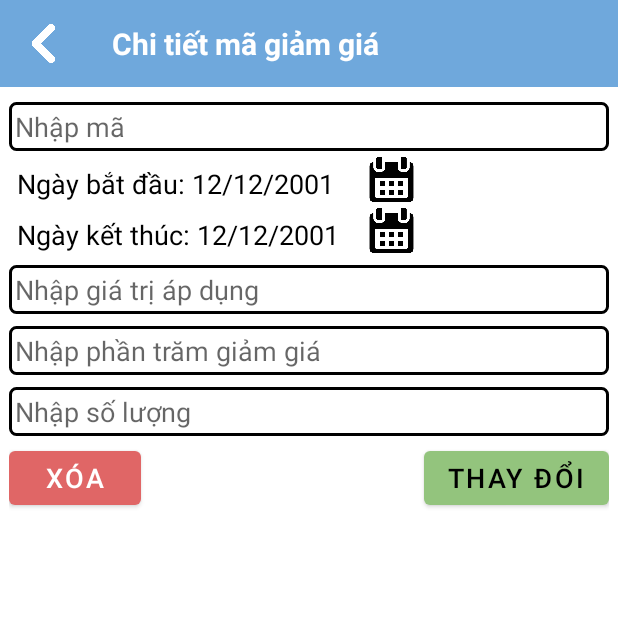
After one commit to nguyendienlam351/nhom_10, an Android app: the ChiTietMaGiamGia screen opened directly, with no data from a screen before it, on a phone screen of 412 x 824 dp, the top half of it. The commit adds this screen. Run offline under Robolectric (Android 15) with nearby library versions, the phone set to English and light mode, and no system bars; our stand-ins replace Firebase (no records; nobody signed in at launch, a user with empty details on screens opened directly).

Commit message:
Chi tiết mã giảm giá

```diff
--- /dev/null
+++ b/app/src/main/java/tdc/edu/vn/nhom_10/ChiTietMaGiamGia.java
@@ -0,0 +1,272 @@
+package tdc.edu.vn.nhom_10;
+
+import androidx.annotation.NonNull;
+import androidx.appcompat.app.AppCompatActivity;
+
+import android.app.AlertDialog;
+import android.app.DatePickerDialog;
+import android.content.DialogInterface;
+import android.content.Intent;
+import android.os.Bundle;
+import android.text.Editable;
+import android.text.InputFilter;
+import android.text.TextWatcher;
+import android.view.View;
+import android.widget.Button;
+import android.widget.DatePicker;
+import android.widget.EditText;
+import android.widget.ImageButton;
+import android.widget.TextView;
+import android.widget.Toast;
+
+import com.google.android.gms.tasks.OnFailureListener;
+import com.google.android.gms.tasks.OnSuccessListener;
+import com.google.android.material.textfield.TextInputLayout;
+import com.google.firebase.database.DataSnapshot;
+import com.google.firebase.database.DatabaseError;
+import com.google.firebase.database.DatabaseReference;
+import com.google.firebase.database.FirebaseDatabase;
+import com.google.firebase.database.ValueEventListener;
+
+import java.text.ParseException;
+import java.text.SimpleDateFormat;
+import java.util.Calendar;
+import java.util.Date;
+
+import tdc.edu.vn.nhom_10.CustomView.CustomActionBar;
+import tdc.edu.vn.nhom_10.CustomView.MinMaxFilter;
+import tdc.edu.vn.nhom_10.model.MaGiamGia;
+
+public class ChiTietMaGiamGia extends AppCompatActivity {
+    CustomActionBar actionBar;
+    EditText edtTenMa;
+    EditText edtGiaTriApDung;
+    EditText edtPhanTramGiamGia;
+    EditText edtSoLuong;
+    ImageButton btnDate1;
+    ImageButton btnDate2;
+    TextView tvNgayBatDau;
+    TextView tvNgayKetThuc;
+    MaGiamGia maGiamGia;
+    Button btnXoa;
+    Button btnThayDoi;
+    Calendar ngayBatDau;
+    Calendar ngayKetThuc;
+    DatabaseReference database;
+    SimpleDateFormat dateFormat = new SimpleDateFormat("dd/MM/yyyy");
+
+    @Override
+    protected void onCreate(Bundle savedInstanceState) {
+        super.onCreate(savedInstanceState);
+        setContentView(R.layout.activity_chi_tiet_ma_giam_gia);
+        setControl();
+        setEvent();
+
+    }
+
+    private void setEvent() {
+        actionBar.setDelegation(new CustomActionBar.ActionBarDelegation() {
+            @Override
+            public void backOnClick() {
+                Intent intent = new Intent(ChiTietMaGiamGia.this, QuanLyMaGiamGia.class);
+                startActivity(intent);
+            }
+        });
+
+        actionBar.setActionBarName("Chi tiết mã giảm giá");
+
+        database = FirebaseDatabase.getInstance().getReference("MaGiamGia");
+
+        ngayBatDau = Calendar.getInstance();
+        ngayKetThuc = Calendar.getInstance();
+
+        Intent intent = getIntent();
+        Bundle bundle = intent.getExtras();
+
+        if (bundle != null) {
+            String ma = bundle.getString("maGiamGia", "");
+            getDataMaGiamGia(ma);
+        }
+
+        btnDate1.setOnClickListener(new View.OnClickListener() {
+            @Override
+            public void onClick(View v) {
+                DatePickerDialog datePickerDialog = new DatePickerDialog(ChiTietMaGiamGia.this, new DatePickerDialog.OnDateSetListener() {
+                    @Override
+                    public void onDateSet(DatePicker view, int year, int month, int dayOfMonth) {
+                        ngayBatDau.set(year, month, dayOfMonth);
+                        tvNgayBatDau.setText("Ngày bắt đầu: " + dateFormat.format(ngayBatDau.getTime()));
+
+                        if (ngayBatDau.compareTo(ngayKetThuc) > 0) {
+                            ngayKetThuc.set(year, month, dayOfMonth);
+                            tvNgayKetThuc.setText("Ngày kết thúc: " + dateFormat.format(ngayKetThuc.getTime()));
+                        }
+                    }
+                }, ngayBatDau.get(Calendar.YEAR), ngayBatDau.get(Calendar.MONTH), ngayBatDau.get(Calendar.DAY_OF_MONTH));
+
+                datePickerDialog.show();
+
+            }
+        });
+
+        btnDate2.setOnClickListener(new View.OnClickListener() {
+            @Override
+            public void onClick(View v) {
+                DatePickerDialog datePickerDialog = new DatePickerDialog(ChiTietMaGiamGia.this, new DatePickerDialog.OnDateSetListener() {
+                    @Override
+                    public void onDateSet(DatePicker view, int year, int month, int dayOfMonth) {
+                        ngayKetThuc.set(year, month, dayOfMonth);
+                        tvNgayKetThuc.setText("Ngày kết thúc: " + dateFormat.format(ngayKetThuc.getTime()));
+                    }
+                }, ngayKetThuc.get(Calendar.YEAR), ngayKetThuc.get(Calendar.MONTH), ngayKetThuc.get(Calendar.DAY_OF_MONTH));
+
+                datePickerDialog.getDatePicker().setMinDate(ngayBatDau.getTimeInMillis());
+                datePickerDialog.show();
+            }
+        });
+
+        edtTenMa.setFilters(new InputFilter[]{new InputFilter.AllCaps()});
+        edtGiaTriApDung.setFilters(new InputFilter[]{new MinMaxFilter(1, Integer.MAX_VALUE)});
+        edtPhanTramGiamGia.setFilters(new InputFilter[]{new MinMaxFilter(1, 100)});
+        edtSoLuong.setFilters(new InputFilter[]{new MinMaxFilter(1, Integer.MAX_VALUE)});
+
+        btnThayDoi.setOnClickListener(new View.OnClickListener() {
+            @Override
+            public void onClick(View v) {
+                AlertDialog.Builder b = new AlertDialog.Builder(ChiTietMaGiamGia.this);
+                b.setTitle("Thay đổi");
+                b.setMessage("Bạn có muốn thay đổi?");
+                b.setPositiveButton("Đồng ý", new DialogInterface.OnClickListener() {
+                    @Override
+                    public void onClick(DialogInterface dialog, int which) {
+                        if (validated()) {
+                            MaGiamGia nMaGiamGia = new MaGiamGia();
+                            nMaGiamGia.setMaGiamGia(maGiamGia.getMaGiamGia());
+                            nMaGiamGia.setTenMaGiamGia(edtTenMa.getText().toString());
+                            nMaGiamGia.setNgayBatDau(dateFormat.format(ngayBatDau.getTime()));
+                            nMaGiamGia.setNgayKetThuc(dateFormat.format(ngayKetThuc.getTime()));
+                            nMaGiamGia.setGiaTriApDung(Integer.parseInt(edtGiaTriApDung.getText().toString()));
+                            nMaGiamGia.setPhanTramGiamGia(Integer.parseInt(edtPhanTramGiamGia.getText().toString()));
+                            nMaGiamGia.setSoLuong(Integer.parseInt(edtSoLuong.getText().toString()));
+
+                            database.child(maGiamGia.getMaGiamGia()).setValue(nMaGiamGia).addOnSuccessListener(new OnSuccessListener<Void>() {
+                                @Override
+                                public void onSuccess(Void unused) {
+                                    Intent intent = new Intent(ChiTietMaGiamGia.this, QuanLyMaGiamGia.class);
+                                    startActivity(intent);
+                                }
+                            }).addOnFailureListener(new OnFailureListener() {
+                                @Override
+                                public void onFailure(@NonNull Exception e) {
+                                    Toast.makeText(ChiTietMaGiamGia.this, e.toString(), Toast.LENGTH_SHORT).show();
+                                }
+                            });
+                        }
+                    }
+                });
+                b.setNegativeButton("Từ chối", null);
+                b.setCancelable(false);
+                b.show();
+            }
+        });
+
+        btnXoa.setOnClickListener(new View.OnClickListener() {
+            @Override
+            public void onClick(View v) {
+                AlertDialog.Builder b = new AlertDialog.Builder(ChiTietMaGiamGia.this);
+                b.setTitle("Xóa");
+                b.setMessage("Bạn có muốn xóa?");
+                b.setPositiveButton("Đồng ý", new DialogInterface.OnClickListener() {
+                    @Override
+                    public void onClick(DialogInterface dialog, int which) {
+                        database.child(maGiamGia.getMaGiamGia()).removeValue().addOnFailureListener(new OnFailureListener() {
+                            @Override
+                            public void onFailure(@NonNull Exception e) {
+                                Toast.makeText(ChiTietMaGiamGia.this, e.toString(), Toast.LENGTH_SHORT).show();
+                            }
+                        });
+                    }
+                });
+
+                b.setNegativeButton("Từ chối", null);
+                b.setCancelable(false);
+                b.show();
+            }
+        });
+    }
+
+    private void getDataMaGiamGia(String ma) {
+        database.child(ma).addValueEventListener(new ValueEventListener() {
+            @Override
+            public void onDataChange(@NonNull DataSnapshot snapshot) {
+                maGiamGia = snapshot.getValue(MaGiamGia.class);
+                if (maGiamGia != null) {
+                    edtTenMa.setText(maGiamGia.getTenMaGiamGia());
+
+                    try {
+                        ngayBatDau.setTime(dateFormat.parse(maGiamGia.getNgayBatDau()));
+                    } catch (ParseException e) {
+                        e.printStackTrace();
+                    }
+                    try {
+                        ngayKetThuc.setTime(dateFormat.parse(maGiamGia.getNgayKetThuc()));
+                    } catch (ParseException e) {
+                        e.printStackTrace();
+                    }
+                    tvNgayBatDau.setText("Ngày bắt đầu: " + dateFormat.format(ngayBatDau.getTime()));
+                    tvNgayKetThuc.setText("Ngày kết thúc: " + dateFormat.format(ngayKetThuc.getTime()));
+
+                    edtGiaTriApDung.setText(String.valueOf(maGiamGia.getGiaTriApDung()));
+                    edtPhanTramGiamGia.setText(String.valueOf(maGiamGia.getPhanTramGiamGia()));
+                    edtSoLuong.setText(String.valueOf(maGiamGia.getSoLuong()));
+                } else {
+                    Intent intent = new Intent(ChiTietMaGiamGia.this, QuanLyMaGiamGia.class);
+                    startActivity(intent);
+                }
+            }
+
+            @Override
+            public void onCancelled(@NonNull DatabaseError error) {
+
+            }
+        });
+    }
+
+    private boolean validated() {
+        boolean checkValdated = true;
+        if (edtTenMa.getText().toString().length() == 0) {
+            edtTenMa.setError("Hãy nhập mã giảm giá");
+            checkValdated = false;
+        }
+        if (edtGiaTriApDung.getText().length() == 0) {
+            edtGiaTriApDung.setError("Hãy nhập giá trị áp dụng");
+            checkValdated = false;
+        }
+        if (edtPhanTramGiamGia.getText().length() == 0) {
+            edtPhanTramGiamGia.setError("Hãy nhập phần trăm giảm giá");
+            checkValdated = false;
+        }
+        if (edtSoLuong.getText().length() == 0) {
+            edtSoLuong.setError("Hãy nhập số lượng");
+            checkValdated = false;
+        }
+
+        return checkValdated;
+    }
+
+    private void setControl() {
+        actionBar = findViewById(R.id.actionBar);
+        btnDate1 = findViewById(R.id.btnDate1);
+        btnDate2 = findViewById(R.id.btnDate2);
+        tvNgayBatDau = findViewById(R.id.tvNgayBatDau);
+        tvNgayKetThuc = findViewById(R.id.tvNgayKetThuc);
+        btnThayDoi = findViewById(R.id.btnThayDoi);
+        btnXoa = findViewById(R.id.btnXoa);
+        edtTenMa = findViewById(R.id.edtTenMa);
+        edtSoLuong = findViewById(R.id.edtSoLuong);
+        edtPhanTramGiamGia = findViewById(R.id.edtPhanTramGiamGia);
+        edtGiaTriApDung = findViewById(R.id.edtGiaTriApDung);
+    }
+
+
+}
--- a/app/src/main/java/tdc/edu/vn/nhom_10/DanhSachMon.java
+++ b/app/src/main/java/tdc/edu/vn/nhom_10/DanhSachMon.java
@@ -233,6 +233,7 @@ public class DanhSachMon extends AppCompatActivity {
                 for (int i = 0; i < chiTietDonHangArrayList.size(); i++) {
                     if (chiTietDonHang.getMaMon() == chiTietDonHangArrayList.get(i).getMaMon()) {
                         chiTietDonHangArrayList.set(i, chiTietDonHang);
+                        break;
                     }
                 }
                 monAdapter.notifyDataSetChanged();
--- a/app/src/main/java/tdc/edu/vn/nhom_10/ThemMaGiamGia.java
+++ b/app/src/main/java/tdc/edu/vn/nhom_10/ThemMaGiamGia.java
@@ -178,7 +178,7 @@ public class ThemMaGiamGia extends AppCompatActivity {
             checkValdated = false;
         }
         if (edtSoLuong.getText().length() == 0) {
-            edtSoLuong.setError("Hãy nhập số lươợng");
+            edtSoLuong.setError("Hãy nhập số lượng");
             checkValdated = false;
         }
 
--- /dev/null
+++ b/app/src/main/res/layout/activity_chi_tiet_ma_giam_gia.xml
@@ -0,0 +1,134 @@
+<?xml version="1.0" encoding="utf-8"?>
+<LinearLayout xmlns:android="http://schemas.android.com/apk/res/android"
+    xmlns:app="http://schemas.android.com/apk/res-auto"
+    xmlns:tools="http://schemas.android.com/tools"
+    android:layout_width="match_parent"
+    android:layout_height="match_parent"
+    android:orientation="vertical"
+    tools:context=".ChiTietMaGiamGia">
+
+    <tdc.edu.vn.nhom_10.CustomView.CustomActionBar
+        android:id="@+id/actionBar"
+        android:layout_width="match_parent"
+        android:layout_height="wrap_content" />
+
+    <LinearLayout style="@style/layout">
+
+        <EditText
+            android:id="@+id/edtTenMa"
+            style="@style/editText"
+            android:layout_width="match_parent"
+            android:layout_height="wrap_content"
+            android:maxLength="15"
+            android:editable="false"
+            android:hint="Nhập mã"
+            tools:ignore="Deprecated" />
+
+        <LinearLayout
+            android:layout_width="match_parent"
+            android:layout_height="wrap_content"
+            android:orientation="horizontal"
+            android:weightSum="5">
+
+            <TextView
+                android:id="@+id/tvNgayBatDau"
+                style="@style/text"
+                android:layout_width="0dp"
+                android:layout_marginTop="5dp"
+                android:layout_weight="3"
+                android:paddingLeft="5dp"
+                android:text="Ngày bắt đầu: 12/12/2001" />
+
+            <LinearLayout
+                android:layout_width="0dp"
+                android:layout_height="wrap_content"
+                android:layout_weight="2">
+
+                <ImageButton
+                    android:id="@+id/btnDate1"
+                    android:layout_width="30dp"
+                    android:layout_height="30dp"
+                    android:background="@drawable/themmm" />
+            </LinearLayout>
+        </LinearLayout>
+
+        <LinearLayout
+            android:layout_width="match_parent"
+            android:layout_height="wrap_content"
+            android:orientation="horizontal"
+            android:weightSum="5">
+
+            <TextView
+                android:id="@+id/tvNgayKetThuc"
+                style="@style/text"
+                android:layout_width="0dp"
+                android:layout_marginTop="5dp"
+                android:layout_weight="3"
+                android:paddingLeft="5dp"
+                android:text="Ngày kết thúc: 12/12/2001" />
+
+            <LinearLayout
+                android:layout_width="0dp"
+                android:layout_height="wrap_content"
+                android:layout_weight="2">
+
+                <ImageButton
+                    android:id="@+id/btnDate2"
+                    android:layout_width="30dp"
+                    android:layout_height="30dp"
+                    android:background="@drawable/themmm" />
+            </LinearLayout>
+        </LinearLayout>
+
+        <EditText
+            android:id="@+id/edtGiaTriApDung"
+            style="@style/editText"
+            android:layout_width="match_parent"
+            android:layout_height="wrap_content"
+            android:hint="Nhập giá trị áp dụng"
+            android:inputType="number" />
+
+        <EditText
+            android:id="@+id/edtPhanTramGiamGia"
+            style="@style/editText"
+            android:layout_width="match_parent"
+            android:layout_height="wrap_content"
+            android:hint="Nhập phần trăm giảm giá"
+            android:inputType="number" />
+
+        <EditText
+            android:id="@+id/edtSoLuong"
+            style="@style/editText"
+            android:layout_width="match_parent"
+            android:layout_height="wrap_content"
+            android:hint="Nhập số lượng"
+            android:inputType="number" />
+
+        <LinearLayout
+            android:layout_width="match_parent"
+            android:layout_height="wrap_content"
+            android:orientation="horizontal">
+
+            <Button
+                android:id="@+id/btnXoa"
+                style="@style/deleteButton"
+                android:layout_width="wrap_content"
+                android:layout_gravity="right"
+                android:text="Xóa" />
+
+            <Space
+                android:layout_weight="1"
+                android:layout_width="0dp"
+                android:layout_height="wrap_content"/>
+
+            <Button
+                android:id="@+id/btnThayDoi"
+                style="@style/editButton"
+                android:layout_width="wrap_content"
+                android:layout_gravity="right"
+                android:text="Thay đổi" />
+        </LinearLayout>
+
+    </LinearLayout>
+
+</LinearLayout>
--- a/app/src/main/res/layout/activity_chi_tiet_thanh_toan.xml
+++ b/app/src/main/res/layout/activity_chi_tiet_thanh_toan.xml
@@ -29,8 +29,10 @@
             android:orientation="horizontal">
 
             <EditText
-                android:id="@+id/tvGiamGia"
+                android:id="@+id/edtGiamGia"
                 style="@style/editText"
+                android:inputType="textCapCharacters"
+                android:digits="abcdefghijklmnopqrstuvwxyzABCDEFGHIJKLMNOPQRSTUVWXYZ0123456789"
                 android:layout_width="match_parent"
                 android:hint="@string/nhapMaGiamGia" />
         </LinearLayout>
```
Also changed, not shown: app/src/main/AndroidManifest.xml (+5 -2 lines), app/src/main/java/tdc/edu/vn/nhom_10/ChiTietThanhToan.java (+145 -13 lines), app/src/main/java/tdc/edu/vn/nhom_10/QuanLyFragment/QuanLyBanHang.java (+24 -1 lines), app/src/main/java/tdc/edu/vn/nhom_10/QuanLyMaGiamGia.java (+12 -0 lines), app/src/main/java/tdc/edu/vn/nhom_10/model/MaGiamGia.java (+13 -0 lines), app/src/main/res/layout/quanlybanhang.xml (+18 -7 lines).
